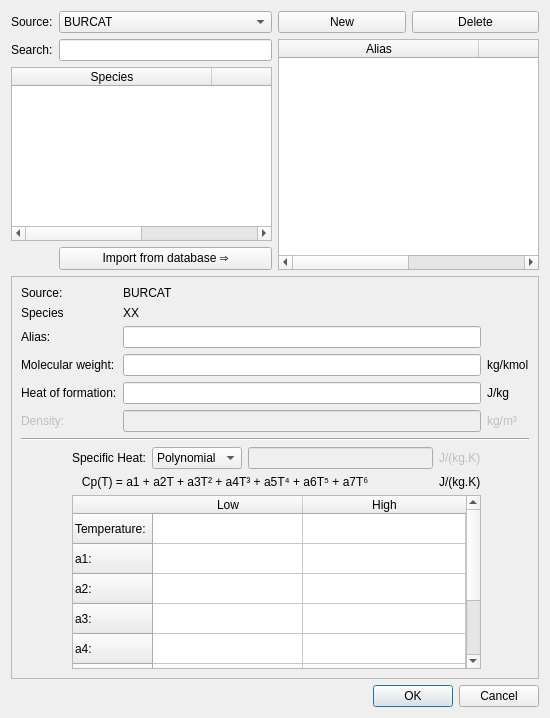
truongd8593/mfix, file gui/uifiles/species_popup.ui: the form before one commit.
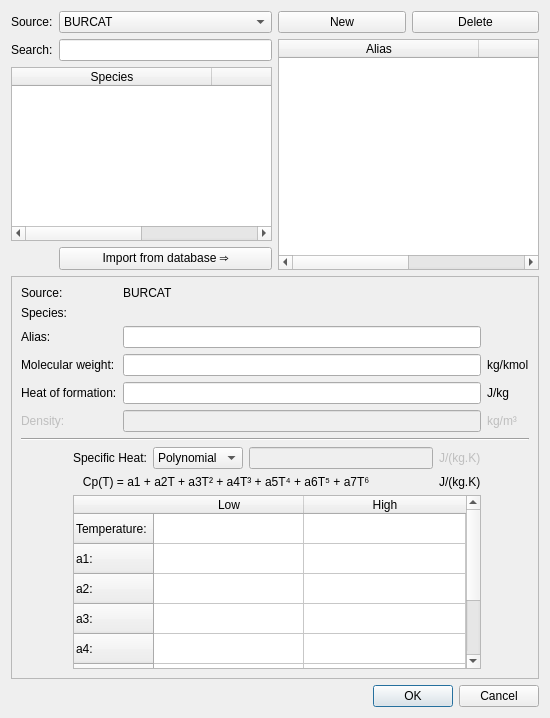
The form after the commit.

Commit message: species_popup: modify selection behavior

```diff
--- a/gui/uifiles/species_popup.ui
+++ b/gui/uifiles/species_popup.ui
@@ -182,14 +182,14 @@
       <item row="1" column="0">
        <widget class="QLabel" name="label_7">
         <property name="text">
-         <string>Species</string>
+         <string>Species:</string>
         </property>
        </widget>
       </item>
       <item row="1" column="2">
        <widget class="QLabel" name="label_species">
         <property name="text">
-         <string>XX</string>
+         <string/>
         </property>
        </widget>
       </item>
```
Left out of the diff: 9 changed lines with no effect on the pictures.
